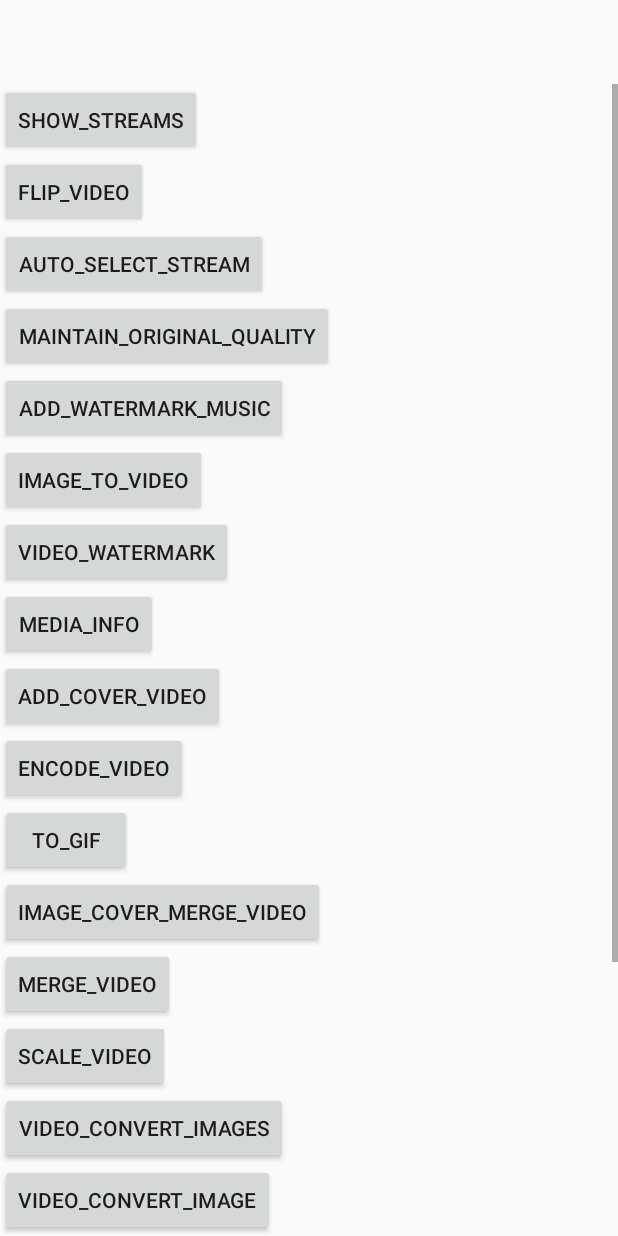
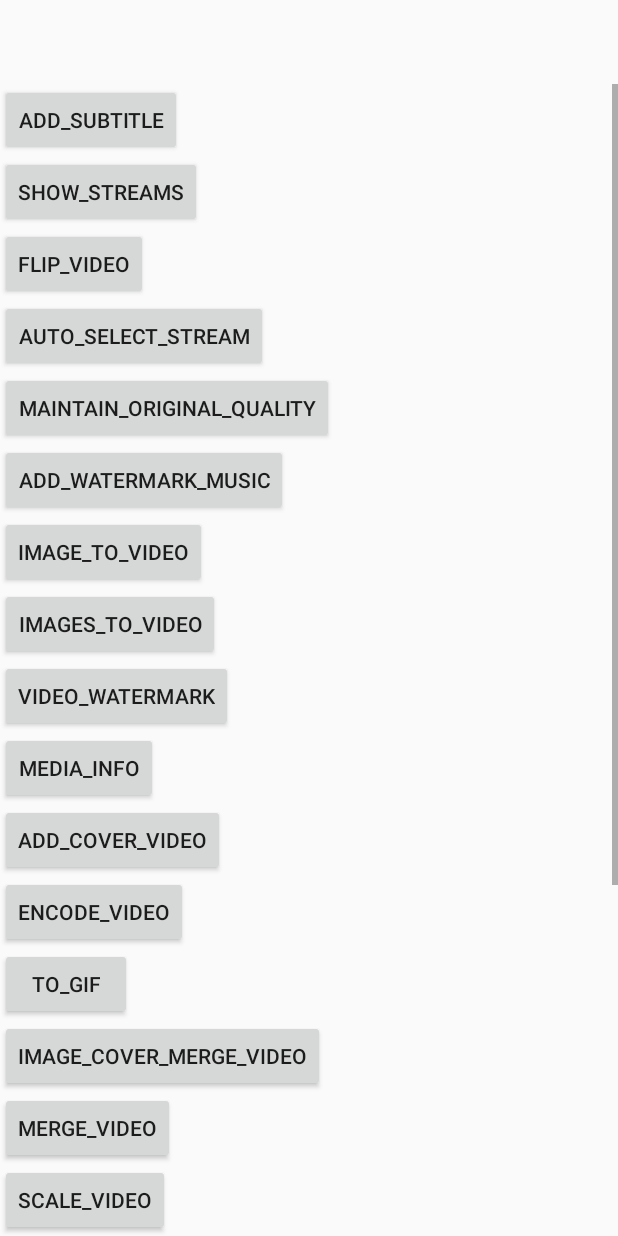
Before and after one commit to hy-liuyuzhe/QWUI_Android, an Android app: the fragment FFmpagFragment placed in its activity, on a phone screen of 412 x 824 dp. Run offline under Robolectric (Android 15) with nearby library versions, the phone set to English and light mode, and no system bars; libraries missing offline, so code that uses them is left out: com.arthenica.ffmpegkit; 4 statements that could not run were skipped.

Commit message:
添加字幕成功
Signed-off-by: liuyuzhe <15313482685@163.com>

```diff
--- a/app/src/main/java/com/qwuiteam/project/App.java
+++ b/app/src/main/java/com/qwuiteam/project/App.java
@@ -2,6 +2,8 @@ package com.qwuiteam.project;
 
 import android.app.Application;
 
+import com.arthenica.ffmpegkit.FFmpegKitConfig;
+import com.blankj.utilcode.util.FileIOUtils;
 import com.blankj.utilcode.util.Utils;
 
 public class App extends Application {
@@ -12,5 +14,6 @@ public class App extends Application {
         Utils.init(this);
         //BlockCanary.install(this, new AppBlockCanaryContext()).start();
         //Looper.getMainLooper().setMessageLogging(new MainLooperPrinter());
+        FFmpegKitConfig.setFontDirectory(this,"/storage/emulated/0/Download/font",null);
     }
 }
--- a/app/src/main/res/layout/fragment_ffmpag.xml
+++ b/app/src/main/res/layout/fragment_ffmpag.xml
@@ -8,6 +8,12 @@
         android:layout_height="wrap_content"
         android:orientation="vertical">
 
+
+        <Button
+            android:id="@+id/add_subtitle"
+            android:layout_width="wrap_content"
+            android:layout_height="wrap_content"
+            android:text="add_subtitle" />
 
         <Button
             android:id="@+id/show_streams"
@@ -45,6 +51,11 @@
             android:layout_width="wrap_content"
             android:layout_height="wrap_content"
             android:text="image_to_Video" />
+        <Button
+            android:id="@+id/images_to_video"
+            android:layout_width="wrap_content"
+            android:layout_height="wrap_content"
+            android:text="images_to_Video" />
 
         <Button
             android:id="@+id/video_watermark"
--- a/app/src/main/res/layout/fragment_layout.xml
+++ b/app/src/main/res/layout/fragment_layout.xml
@@ -35,7 +35,8 @@
             android:layout_width="100dp"
             android:layout_height="100dp"
             android:layout_gravity="center_vertical"
-            android:text="convert_map" />
+            android:text="convert_map"
+            android:textAppearance="@style/TextAppearance.AppCompat.Small" />
 
         <Button
             android:id="@+id/print"
```
Also changed, not shown: app/src/main/java/com/qwuiteam/project/fragment/FFmpagFragment.kt (+35 -1 lines), app/src/main/assets/font/alike.ttf (added), app/src/main/res/font/alike.ttf (added), 1 other file.
